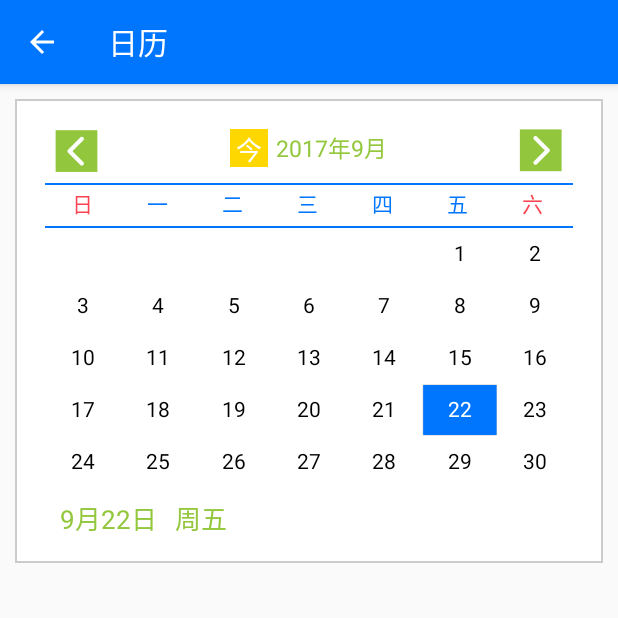
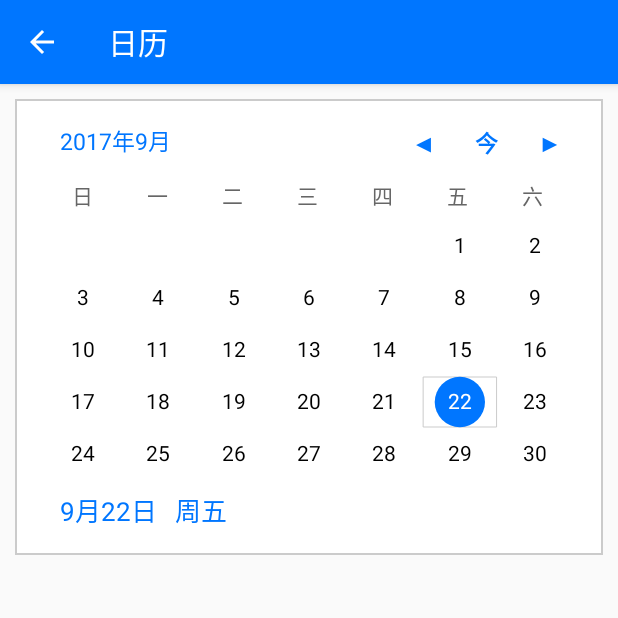
Before and after one commit to molushihuang/girlJuicer, an Android app: the CalenderActivity screen opened directly, with no data from a screen before it, on a phone screen of 412 x 824 dp, the top half of it. Run offline under Robolectric (Android 15) with nearby library versions, the phone set to English and light mode, and no system bars; our stand-ins replace ButterKnife; 4 statements that could not run were skipped.

Commit message:
日历页面修改

```diff
--- a/girlJuicer/app/src/main/AndroidManifest.xml
+++ b/girlJuicer/app/src/main/AndroidManifest.xml
@@ -173,14 +173,14 @@
         </receiver>
 
         <!-- 测试小部件 -->
-        <receiver android:name=".widget.TestAppWidget">
+        <receiver android:name=".widget.AppWidget">
             <intent-filter>
                 <action android:name="android.appwidget.action.APPWIDGET_UPDATE"/>
             </intent-filter>
 
             <meta-data
                     android:name="android.appwidget.provider"
-                    android:resource="@xml/test_app_widget_info"/>
+                    android:resource="@xml/app_widget_info"/>
         </receiver>
 
         <!-- 高德地图key -->
--- a/girlJuicer/app/src/main/java/com/xqd/meizhi/view/CalendarView.java
+++ b/girlJuicer/app/src/main/java/com/xqd/meizhi/view/CalendarView.java
@@ -4,15 +4,14 @@ import android.content.Context;
 import android.util.AttributeSet;
 import android.view.LayoutInflater;
 import android.view.View;
-import android.widget.ImageView;
 import android.widget.LinearLayout;
 import android.widget.TextView;
 import com.xqd.meizhi.R;
 
 
 public class CalendarView extends LinearLayout {
-	private ImageView iv_left;
-	private ImageView iv_right;
+	private TextView tv_left;
+	private TextView tv_right;
 	private TextView tv_date;
 	private TextView tv_week;
 	private TextView tv_today;
@@ -22,8 +21,8 @@ public class CalendarView extends LinearLayout {
 	public CalendarView(Context context, AttributeSet attrs) {
 		super(context, attrs);
 		View view = LayoutInflater.from(context).inflate(R.layout.layout_calenderview, this);
-		iv_left = (ImageView) view.findViewById(R.id.iv_left);
-		iv_right = (ImageView) view.findViewById(R.id.iv_right);
+		tv_left = (TextView) view.findViewById(R.id.tv_left);
+		tv_right = (TextView) view.findViewById(R.id.tv_right);
 		monthDateView = (MonthDateView) view.findViewById(R.id.monthDateView);
 		tv_date = (TextView) view.findViewById(R.id.date_text);
 		tv_week  =(TextView) view.findViewById(R.id.selectDate_text);
@@ -45,7 +44,7 @@ public class CalendarView extends LinearLayout {
 	 * 设置监听
 	 */
 	private void setOnlistener(){
-		iv_left.setOnClickListener(new OnClickListener() {
+		tv_left.setOnClickListener(new OnClickListener() {
 
 			@Override
 			public void onClick(View v) {
@@ -53,7 +52,7 @@ public class CalendarView extends LinearLayout {
 			}
 		});
 
-		iv_right.setOnClickListener(new OnClickListener() {
+		tv_right.setOnClickListener(new OnClickListener() {
 
 			@Override
 			public void onClick(View v) {
--- a/girlJuicer/app/src/main/java/com/xqd/meizhi/view/MonthDateView.java
+++ b/girlJuicer/app/src/main/java/com/xqd/meizhi/view/MonthDateView.java
@@ -26,15 +26,15 @@ public class MonthDateView extends View {
     private int mCircleColor;//当前日期框的颜色
     private int mEnableDateColor; //点击选中的文字颜色
     private int mUnableDateColor;//文字的基本颜色
-    private int mDateHeight;
+    private int mDateHeight; //每一框的高度
     private int mCurrYear, mCurrMonth, mCurrDay;//当前时间
     private int mSelYear, mSelMonth, mSelDay;//选择的时间
     private float mColumnSize, mRowSize;
-    private int mDaySize;
+    private int mDaySize;//文字大小
     private TextView tv_date, tv_week;
     private int weekRow;//周几
     private int[][] daysString;
-    private int mCircleRadius = 6;
+    private int mCircleRadius = 6;//圆半径
     private DateClick dateClick;
     private int mMarginSize = 1;
 
@@ -114,15 +114,31 @@ public class MonthDateView extends View {
             }
 
             //绘制点击选择的那天背景矩形
+//            if (dayString.equals(mSelDay + "")) {
+//                //绘制背景色矩形
+//                float startRecX = mColumnSize * column + mMarginSize;
+//                float startRecY = mRowSize * row + mMarginSize;
+//                float endRecX = startRecX + mColumnSize - 2 * mMarginSize;
+//                float endRecY = startRecY + mRowSize - 2 * mMarginSize;
+//                mPaint.setColor(mSelectBGColor);
+//                mPaint.setStyle(Style.FILL);
+//                canvas.drawRect(startRecX, startRecY, endRecX, endRecY, mPaint);
+//                //记录第几列，即第几周
+//                weekRow = column;
+//
+//                mPaint.setColor(mEnableDateColor);
+//                mPaint.setStyle(Style.STROKE);
+//                canvas.drawText(dayString, startX, startY, mPaint);
+//            }
+
+            //绘制点击选择的那天背景圆形
             if (dayString.equals(mSelDay + "")) {
-                //绘制背景色矩形
-                float startRecX = mColumnSize * column + mMarginSize;
-                float startRecY = mRowSize * row + mMarginSize;
-                float endRecX = startRecX + mColumnSize - 2 * mMarginSize;
-                float endRecY = startRecY + mRowSize - 2 * mMarginSize;
                 mPaint.setColor(mSelectBGColor);
                 mPaint.setStyle(Style.FILL);
-                canvas.drawRect(startRecX, startRecY, endRecX, endRecY, mPaint);
+                float circleX = (float) (mColumnSize * column + mColumnSize / 2);
+                float circley = (float) (mRowSize * row + mRowSize / 2);
+                canvas.drawCircle(circleX, circley, mColumnSize / 3, mPaint);
+
                 //记录第几列，即第几周
                 weekRow = column;
 
@@ -339,12 +355,11 @@ public class MonthDateView extends View {
      * @return
      */
     public int getmSelMonth() {
-        return mSelMonth+1;
+        return mSelMonth + 1;
     }
 
     /**
      * 获取选择的日期
-     *
      */
     public int getmSelDay() {
         return this.mSelDay;
--- a/girlJuicer/app/src/main/java/com/xqd/meizhi/view/WeekDayView.java
+++ b/girlJuicer/app/src/main/java/com/xqd/meizhi/view/WeekDayView.java
@@ -11,13 +11,13 @@ import android.view.View;
 
 public class WeekDayView extends View {
     //上横线颜色
-    private int mTopLineColor = Color.parseColor("#0076FF");
+    private int mTopLineColor = Color.parseColor("#ffffff");
     //下横线颜色
-    private int mBottomLineColor = Color.parseColor("#0076FF");
+    private int mBottomLineColor = Color.parseColor("#ffffff");
     //周一到周五的颜色
-    private int mWeedayColor = Color.parseColor("#0076FF");
+    private int mWeedayColor = Color.parseColor("#666666");
     //周六、周日的颜色
-    private int mWeekendColor = Color.parseColor("#fa4451");
+    private int mWeekendColor = Color.parseColor("#666666");
     //线的宽度
     private int mStrokeWidth = 4;
     private int mWeekSize = 14;
--- /dev/null
+++ b/girlJuicer/app/src/main/java/com/xqd/meizhi/widget/AppWidget.java
@@ -0,0 +1,88 @@
+package com.xqd.meizhi.widget;
+
+import android.appwidget.AppWidgetManager;
+import android.appwidget.AppWidgetProvider;
+import android.content.Context;
+import android.content.Intent;
+import android.os.Bundle;
+import android.widget.RemoteViews;
+import com.xqd.meizhi.R;
+
+/**
+ * Implementation of App Widget functionality.
+ */
+public class AppWidget extends AppWidgetProvider {
+
+
+    /**
+     * 当 widget 更新时被执行。
+     同样，当用户首次添加 widget 时，onUpdate() 也会被调用，这样 widget 就能进行必要的设置工作(如果需要的话) 。但是，如果定义了 widget 的 configure属性(即android:config，后面会介绍)，
+     那么当用户首次添加 widget 时，onUpdate()不会被调用；之后更新 widget 时，onUpdate才会被调用。
+     * @param context
+     * @param appWidgetManager
+     * @param appWidgetIds
+     */
+    @Override
+    public void onUpdate(Context context, AppWidgetManager appWidgetManager, int[] appWidgetIds) {
+        // There may be multiple widgets active, so update all of them
+        for (int appWidgetId : appWidgetIds) {
+            updateAppWidget(context, appWidgetManager, appWidgetId);
+        }
+    }
+
+    static void updateAppWidget(Context context, AppWidgetManager appWidgetManager, int appWidgetId) {
+
+//        CharSequence widgetText = context.getString(R.string.appwidget_text);
+        CharSequence widgetText = "妹汁";
+        // Construct the RemoteViews object
+        RemoteViews views = new RemoteViews(context.getPackageName(), R.layout.app_widget);
+//        views.setTextViewText(R.id.appwidget_text, widgetText);
+//        views.setv
+
+        // Instruct the widget manager to update the widget
+        appWidgetManager.updateAppWidget(appWidgetId, views);
+    }
+
+
+    @Override
+    public void onEnabled(Context context) {
+        // Enter relevant functionality for when the first widget is created
+    }
+
+    @Override
+    public void onDisabled(Context context) {
+        // Enter relevant functionality for when the last widget is disabled
+    }
+
+    @Override
+    public void onReceive(Context context, Intent intent) {
+        super.onReceive(context, intent);
+    }
+
+    /**
+     * 当 widget 被初次添加 或者 当 widget 的大小被改变时，执行onAppWidgetOptionsChanged()。你可以在该函数中，根据 widget 的大小来显示/隐藏某些内容。可以通过 getAppWidgetOptions() 来返回 Bundle 对象以读取 widget 的大小信息，Bundle中包括以下信息：
+     * OPTION_APPWIDGET_MIN_WIDTH -- 包含 widget 当前宽度的下限，以dp为单位。
+     * OPTION_APPWIDGET_MIN_HEIGHT -- 包含 widget 当前高度的下限，以dp为单位。
+     * OPTION_APPWIDGET_MAX_WIDTH -- 包含 widget 当前宽度的上限，以dp为单位。
+     * OPTION_APPWIDGET_MAX_HEIGHT -- 包含 widget 当前高度的上限，以dp为单位。
+     *
+     * @param context
+     * @param appWidgetManager
+     * @param appWidgetId
+     * @param newOptions
+     */
+    @Override
+    public void onAppWidgetOptionsChanged(Context context, AppWidgetManager appWidgetManager, int appWidgetId, Bundle newOptions) {
+        super.onAppWidgetOptionsChanged(context, appWidgetManager, appWidgetId, newOptions);
+    }
+
+    @Override
+    public void onDeleted(Context context, int[] appWidgetIds) {
+        super.onDeleted(context, appWidgetIds);
+    }
+
+    @Override
+    public void onRestored(Context context, int[] oldWidgetIds, int[] newWidgetIds) {
+        super.onRestored(context, oldWidgetIds, newWidgetIds);
+    }
+}
--- a/girlJuicer/app/src/main/java/com/xqd/meizhi/widget/TestAppWidget.java
+++ /dev/null
@@ -1,67 +0,0 @@
-package com.xqd.meizhi.widget;
-
-import android.appwidget.AppWidgetManager;
-import android.appwidget.AppWidgetProvider;
-import android.content.Context;
-import android.content.Intent;
-import android.os.Bundle;
-import android.widget.RemoteViews;
-import com.xqd.meizhi.R;
-
-/**
- * Implementation of App Widget functionality.
- */
-public class TestAppWidget extends AppWidgetProvider {
-
-    static void updateAppWidget(Context context, AppWidgetManager appWidgetManager, int appWidgetId) {
-
-//        CharSequence widgetText = context.getString(R.string.appwidget_text);
-        CharSequence widgetText = "妹汁";
-        // Construct the RemoteViews object
-        RemoteViews views = new RemoteViews(context.getPackageName(), R.layout.test_app_widget);
-        views.setTextViewText(R.id.appwidget_text, widgetText);
-//        views.setv
-
-
-        // Instruct the widget manager to update the widget
-        appWidgetManager.updateAppWidget(appWidgetId, views);
-    }
-
-    @Override
-    public void onUpdate(Context context, AppWidgetManager appWidgetManager, int[] appWidgetIds) {
-        // There may be multiple widgets active, so update all of them
-        for (int appWidgetId : appWidgetIds) {
-            updateAppWidget(context, appWidgetManager, appWidgetId);
-        }
-    }
-
-    @Override
-    public void onEnabled(Context context) {
-        // Enter relevant functionality for when the first widget is created
-    }
-
-    @Override
-    public void onDisabled(Context context) {
-        // Enter relevant functionality for when the last widget is disabled
-    }
-
-    @Override
-    public void onReceive(Context context, Intent intent) {
-        super.onReceive(context, intent);
-    }
-
-    @Override
-    public void onAppWidgetOptionsChanged(Context context, AppWidgetManager appWidgetManager, int appWidgetId, Bundle newOptions) {
-        super.onAppWidgetOptionsChanged(context, appWidgetManager, appWidgetId, newOptions);
-    }
-
-    @Override
-    public void onDeleted(Context context, int[] appWidgetIds) {
-        super.onDeleted(context, appWidgetIds);
-    }
-
-    @Override
-    public void onRestored(Context context, int[] oldWidgetIds, int[] newWidgetIds) {
-        super.onRestored(context, oldWidgetIds, newWidgetIds);
-    }
-}
--- /dev/null
+++ b/girlJuicer/app/src/main/res/layout/app_widget.xml
@@ -0,0 +1,8 @@
+<RelativeLayout xmlns:android="http://schemas.android.com/apk/res/android"
+                android:layout_width="match_parent"
+                android:layout_height="match_parent"
+                android:padding="@dimen/widget_margin"
+                android:background="#09C">
+    <include layout="@layout/layout_calenderview"/>
+
+</RelativeLayout>
--- a/girlJuicer/app/src/main/res/layout/layout_calenderview.xml
+++ b/girlJuicer/app/src/main/res/layout/layout_calenderview.xml
@@ -9,58 +9,57 @@
     <RelativeLayout
             android:layout_marginLeft="10dp"
             android:layout_marginRight="10dp"
+            android:layout_marginBottom="5dp"
             android:layout_width="fill_parent"
             android:layout_height="wrap_content"
             android:gravity="center_vertical"
             android:background="#ffffff"
             android:paddingTop="3dp">
 
-        <ImageView
-                android:id="@+id/iv_left"
+        <TextView
+                android:id="@+id/date_text"
+                android:layout_marginLeft="10dp"
                 android:layout_width="wrap_content"
                 android:layout_height="wrap_content"
-                android:layout_alignParentLeft="true"
-                android:contentDescription="@null"
-                android:background="@mipmap/left_arrow"/>
+                android:layout_centerVertical="true"
+                android:textColor="@color/blue"
+                android:textSize="15sp"/>
 
-        <ImageView
-                android:id="@+id/iv_right"
-                android:layout_width="wrap_content"
-                android:layout_height="wrap_content"
+        <TextView
                 android:layout_alignParentRight="true"
-                android:contentDescription="@null"
-                android:background="@mipmap/right_arrow"/>
+                android:id="@+id/tv_right"
+                android:layout_width="32dp"
+                android:layout_height="32dp"
+                android:text="▶"
+                android:textStyle="bold"
+                android:textSize="15sp"
+                android:gravity="center"
+                android:textColor="@color/blue"/>
 
-        <LinearLayout
-                android:id="@+id/date_operator_ll"
-                android:layout_width="fill_parent"
-                android:layout_height="wrap_content"
-                android:layout_gravity="center_vertical"
+        <TextView
+                android:layout_toLeftOf="@+id/tv_right"
+                android:id="@+id/tv_today"
+                android:layout_width="32dp"
+                android:layout_height="32dp"
+                android:layout_marginRight="10dp"
+                android:text="今"
+                android:textStyle="bold"
+                android:textSize="15sp"
                 android:gravity="center"
-                android:layout_centerInParent="true"
-                android:orientation="horizontal">
+                android:textColor="@color/blue"/>
 
-            <TextView
-                    android:id="@+id/tv_today"
-                    android:layout_width="25dp"
-                    android:layout_height="25dp"
-                    android:layout_marginRight="5dp"
-                    android:text="今"
-                    android:gravity="center"
-                    android:background="#FFD700"
-                    android:textColor="#ffffff"
-                    android:textSize="17sp"/>
+        <TextView
+                android:layout_toLeftOf="@+id/tv_today"
+                android:id="@+id/tv_left"
+                android:layout_width="32dp"
+                android:layout_height="32dp"
+                android:layout_marginRight="10dp"
+                android:text="◀"
+                android:textStyle="bold"
+                android:textSize="15sp"
+                android:gravity="center"
+                android:textColor="@color/blue"/>
 
-            <TextView
-                    android:id="@+id/date_text"
-                    style="@style/myschedule_current_month_tv"
-                    android:layout_width="wrap_content"
-                    android:layout_height="wrap_content"
-                    android:gravity="center_horizontal"
-                    android:textColor="#93C73C"
-                    android:textSize="15sp"
-                    android:text=""/>
-        </LinearLayout>
     </RelativeLayout>
 
 
@@ -100,7 +99,7 @@
                 android:gravity="center_horizontal"
                 android:layout_marginLeft="10dp"
                 android:layout_centerVertical="true"
-                android:textColor="#93C73C"
+                android:textColor="@color/blue"
                 android:textSize="17sp"
                 android:text="2月25日	周四"/>
 
@@ -111,7 +110,7 @@
                 android:layout_width="wrap_content"
                 android:layout_height="wrap_content"
                 android:gravity="center_horizontal"
-                android:textColor="#93C73C"
+                android:textColor="@color/blue"
                 android:textSize="15sp"
                 android:text="展示其它信息"
                 android:layout_centerVertical="true"
--- a/girlJuicer/app/src/main/res/layout/test_app_widget.xml
+++ /dev/null
@@ -1,21 +0,0 @@
-<RelativeLayout xmlns:android="http://schemas.android.com/apk/res/android"
-                android:layout_width="match_parent"
-                android:layout_height="match_parent"
-                android:padding="@dimen/widget_margin"
-                android:background="#09C">
-
-    <TextView
-            android:id="@+id/appwidget_text"
-            android:layout_width="wrap_content"
-            android:layout_height="wrap_content"
-            android:layout_centerHorizontal="true"
-            android:layout_centerVertical="true"
-            android:text="@string/appwidget_text"
-            android:textColor="#ffffff"
-            android:textSize="24sp"
-            android:textStyle="bold|italic"
-            android:layout_margin="8dp"
-            android:contentDescription="@string/appwidget_text"
-            android:background="#09C"/>
-
-</RelativeLayout>
--- a/girlJuicer/app/src/main/res/xml/test_app_widget_info.xml
+++ b/girlJuicer/app/src/main/res/xml/app_widget_info.xml
@@ -4,8 +4,8 @@
                     android:minHeight="40dp"
                     android:updatePeriodMillis="86400000"
                     android:previewImage="@drawable/example_appwidget_preview"
-                    android:initialLayout="@layout/test_app_widget"
+                    android:initialLayout="@layout/app_widget"
                     android:resizeMode="horizontal|vertical"
                     android:widgetCategory="home_screen"
-                    android:initialKeyguardLayout="@layout/test_app_widget">
+                    android:initialKeyguardLayout="@layout/app_widget">
 </appwidget-provider>
```
Also changed, not shown: girlJuicer/app/src/main/res/mipmap-hdpi/left_arrow.png (deleted), girlJuicer/app/src/main/res/mipmap-hdpi/right_arrow.png (deleted).
